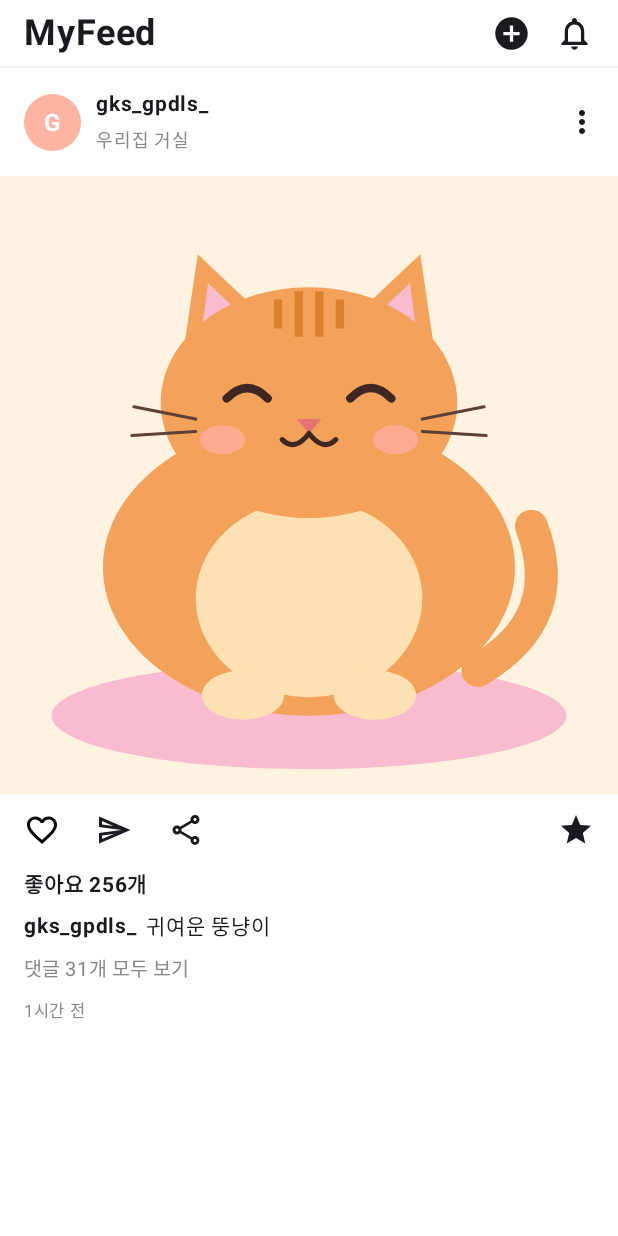
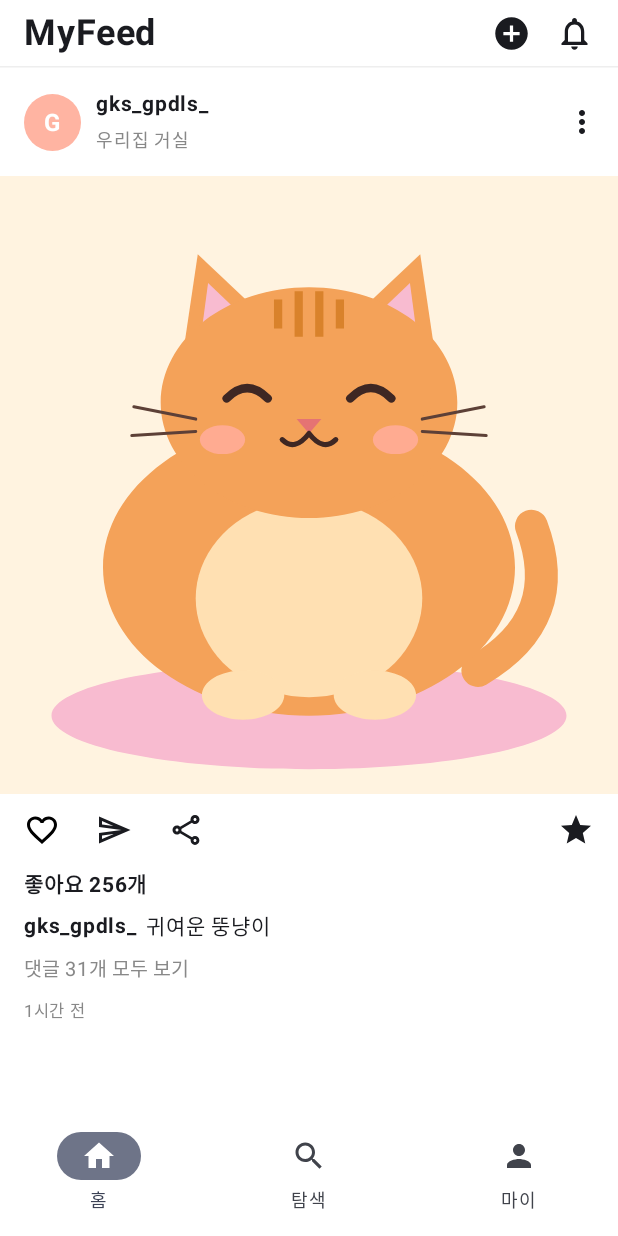
Before and after one commit to ApptiveDev/android-study-25th, an Android app built with Jetpack Compose: the screen it shows after launch (MainActivity), on a phone screen of 412 x 824 dp. Run offline under Robolectric (Android 15) with nearby library versions, the phone set to English and light mode, and no system bars.

Commit message:
feat: 하단바 추가하고 navigation으로 화면 이동하게 변경

```diff
--- a/app/src/main/java/com/android_study_25th/MainActivity.kt
+++ b/app/src/main/java/com/android_study_25th/MainActivity.kt
@@ -23,7 +23,10 @@ import androidx.compose.foundation.shape.CircleShape
 import androidx.compose.foundation.verticalScroll
 import androidx.compose.material.icons.Icons
 import androidx.compose.material.icons.filled.Favorite
+import androidx.compose.material.icons.filled.Home
 import androidx.compose.material.icons.filled.MoreVert
+import androidx.compose.material.icons.filled.Person
+import androidx.compose.material.icons.filled.Search
 import androidx.compose.material.icons.outlined.AddCircle
 import androidx.compose.material.icons.outlined.FavoriteBorder
 import androidx.compose.material.icons.outlined.Notifications
@@ -33,6 +36,8 @@ import androidx.compose.material.icons.outlined.Star
 import androidx.compose.material3.HorizontalDivider
 import androidx.compose.material3.Icon
 import androidx.compose.material3.IconButton
+import androidx.compose.material3.NavigationBar
+import androidx.compose.material3.NavigationBarItem
 import androidx.compose.material3.Scaffold
 import androidx.compose.material3.Text
 import androidx.compose.runtime.Composable
@@ -44,12 +49,18 @@ import androidx.compose.ui.Alignment
 import androidx.compose.ui.Modifier
 import androidx.compose.ui.draw.clip
 import androidx.compose.ui.graphics.Color
+import androidx.compose.ui.graphics.vector.ImageVector
 import androidx.compose.ui.layout.ContentScale
 import androidx.compose.ui.res.painterResource
 import androidx.compose.ui.text.font.FontWeight
 import androidx.compose.ui.tooling.preview.Preview
 import androidx.compose.ui.unit.dp
 import androidx.compose.ui.unit.sp
+import androidx.navigation.NavGraph.Companion.findStartDestination
+import androidx.navigation.compose.NavHost
+import androidx.navigation.compose.composable
+import androidx.navigation.compose.currentBackStackEntryAsState
+import androidx.navigation.compose.rememberNavController
 import com.android_study_25th.ui.theme.Android_study_25thTheme
 
 class MainActivity : ComponentActivity() {
@@ -58,12 +69,7 @@ class MainActivity : ComponentActivity() {
         enableEdgeToEdge()
         setContent {
             Android_study_25thTheme {
-                Scaffold(modifier = Modifier.fillMaxSize()) { innerPadding ->
-                    FeedScreen(
-                        post = samplePost,
-                        modifier = Modifier.padding(innerPadding)
-                    )
-                }
+                MainScreen()
             }
         }
     }
@@ -88,6 +94,74 @@ val samplePost = PostData(
     commentCount = 31,
     time = "1시간 전"
 )
+
+// 하단바 탭
+enum class BottomTab(val route: String, val label: String, val icon: ImageVector) {
+    HOME("home", "홈", Icons.Default.Home),
+    SEARCH("search", "탐색", Icons.Default.Search),
+    PROFILE("profile", "마이", Icons.Default.Person)
+}
+
+@Composable
+fun MainScreen() {
+    val navController = rememberNavController()
+    val backStackEntry by navController.currentBackStackEntryAsState()
+    val currentRoute = backStackEntry?.destination?.route
+
+    Scaffold(
+        bottomBar = {
+            NavigationBar(containerColor = Color.White) {
+                BottomTab.entries.forEach { tab ->
+                    NavigationBarItem(
+                        selected = currentRoute == tab.route,
+                        onClick = {
+                            navController.navigate(tab.route) {
+                                popUpTo(navController.graph.findStartDestination().id) {
+                                    saveState = true
+                                }
+                                launchSingleTop = true
+                                restoreState = true
+                            }
+                        },
+                        icon = { Icon(tab.icon, contentDescription = tab.label) },
+                        label = { Text(tab.label) }
+                    )
+                }
+            }
+        }
+    ) { innerPadding ->
+        NavHost(
+            navController = navController,
+            startDestination = BottomTab.HOME.route,
+            modifier = Modifier.padding(innerPadding)
+        ) {
+            composable(BottomTab.HOME.route) {
+                FeedScreen(post = samplePost)
+            }
+            composable(BottomTab.SEARCH.route) {
+                SearchScreen()
+            }
+            composable(BottomTab.PROFILE.route) {
+                ProfileScreen()
+            }
+        }
+    }
+}
+
+// TODO 화면 채우기
+@Composable
+fun SearchScreen() {
+    Box(modifier = Modifier.fillMaxSize(), contentAlignment = Alignment.Center) {
+        Text("탐색 화면")
+    }
+}
+
+@Composable
+fun ProfileScreen() {
+    Box(modifier = Modifier.fillMaxSize(), contentAlignment = Alignment.Center) {
+        Text("마이 화면")
+    }
+}
 
 @Composable
 fun FeedScreen(post: PostData, modifier: Modifier = Modifier) {
@@ -210,8 +284,8 @@ fun FeedScreen(post: PostData, modifier: Modifier = Modifier) {
 
 @Preview(showBackground = true)
 @Composable
-fun FeedScreenPreview() {
+fun MainScreenPreview() {
     Android_study_25thTheme {
-        FeedScreen(post = samplePost)
+        MainScreen()
     }
 }
```
